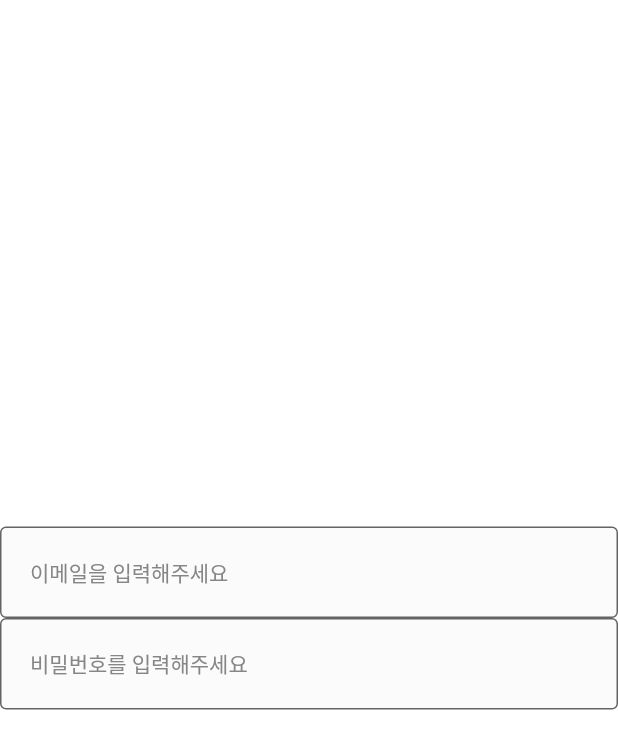
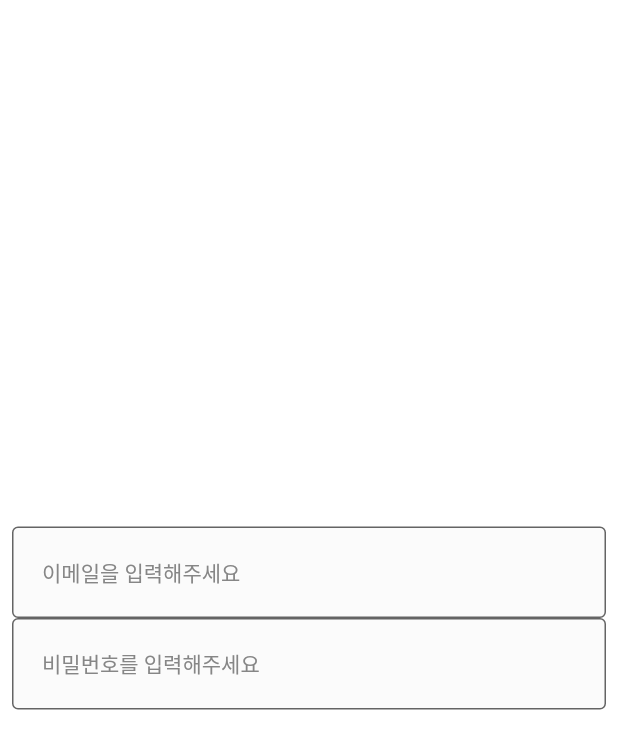
Before and after one commit to tea-young02/good, a Flutter app: the screen it shows after launch, on a phone screen of 412 x 824 dp. Shown: the top 749 px of the screen. Run offline on Flutter 3.47's test engine with Material 2 defaults, Android fonts, the phone set to English and light mode, and no system bars.

Commit message:
Initial commit

```diff
--- a/lib/main.dart
+++ b/lib/main.dart
@@ -12,7 +12,9 @@ class _App extends StatelessWidget {
 
   @override
   Widget build(BuildContext context) {   //라우팅을 할 때 필요한 경우  ㅇ
-    return MaterialApp(
+    return Padding(
+      padding: const EdgeInsets.all(8.0),
+      child: MaterialApp(
         debugShowCheckedModeBanner: false,
         home: Scaffold(
           backgroundColor: Colors.white,
@@ -32,6 +34,7 @@ class _App extends StatelessWidget {
           ),
         ),
 
+      ),
     );
   }
 }
```
Lines whose indentation alone changed are shown as unchanged.
